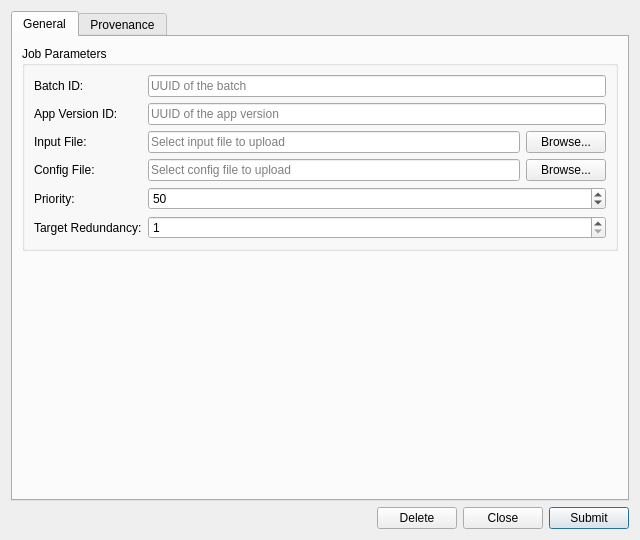
Before: the Qt Designer form projects/ores.qt/ui/WorkunitDetailDialog.ui in OreStudio/OreStudio, drawn with Qt 5.
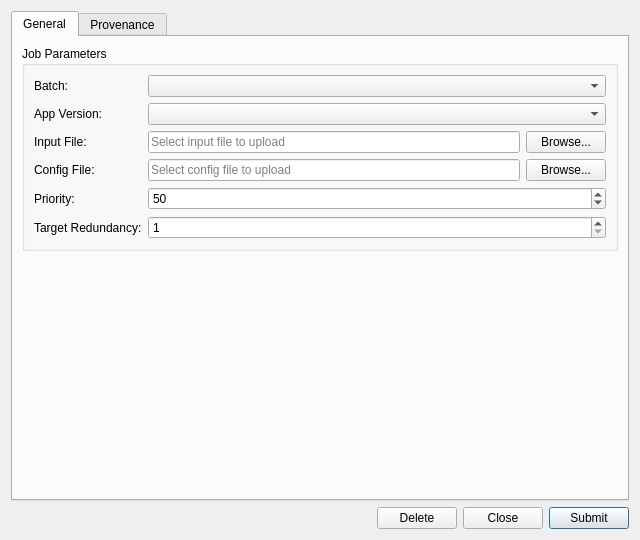
After: the same form once the commit is applied. Custom widgets are drawn as their Qt base class.

Commit message:
[qt] Add batch and app_version combo boxes to WorkunitDetailDialog
Replace the free-text UUID line edits with async-loaded combo boxes,
matching the pattern used by AppVersionDetailDialog for app selection.

```diff
--- a/projects/ores.qt/ui/WorkunitDetailDialog.ui
+++ b/projects/ores.qt/ui/WorkunitDetailDialog.ui
@@ -32,22 +32,22 @@
          <layout class="QFormLayout" name="formLayout">
           <item row="0" column="0">
            <widget class="QLabel" name="labelBatchId">
-            <property name="text"><string>Batch ID:</string></property>
+            <property name="text"><string>Batch:</string></property>
            </widget>
           </item>
           <item row="0" column="1">
-           <widget class="QLineEdit" name="batchIdEdit">
-            <property name="placeholderText"><string>UUID of the batch</string></property>
+           <widget class="QComboBox" name="batchCombo">
+            <property name="toolTip"><string>Batch this workunit belongs to</string></property>
            </widget>
           </item>
           <item row="1" column="0">
            <widget class="QLabel" name="labelAppVersionId">
-            <property name="text"><string>App Version ID:</string></property>
+            <property name="text"><string>App Version:</string></property>
            </widget>
           </item>
           <item row="1" column="1">
-           <widget class="QLineEdit" name="appVersionIdEdit">
-            <property name="placeholderText"><string>UUID of the app version</string></property>
+           <widget class="QComboBox" name="appVersionCombo">
+            <property name="toolTip"><string>App version to execute this workunit</string></property>
            </widget>
           </item>
           <item row="2" column="0">
```
The commit also changes 2 other files.
